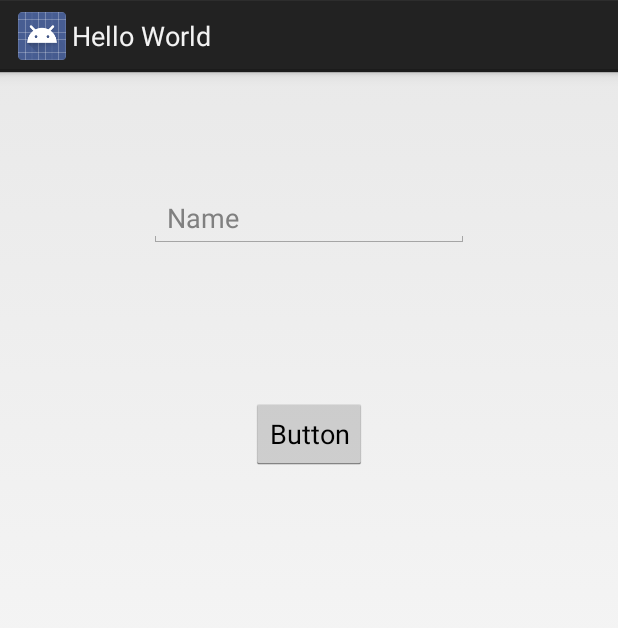
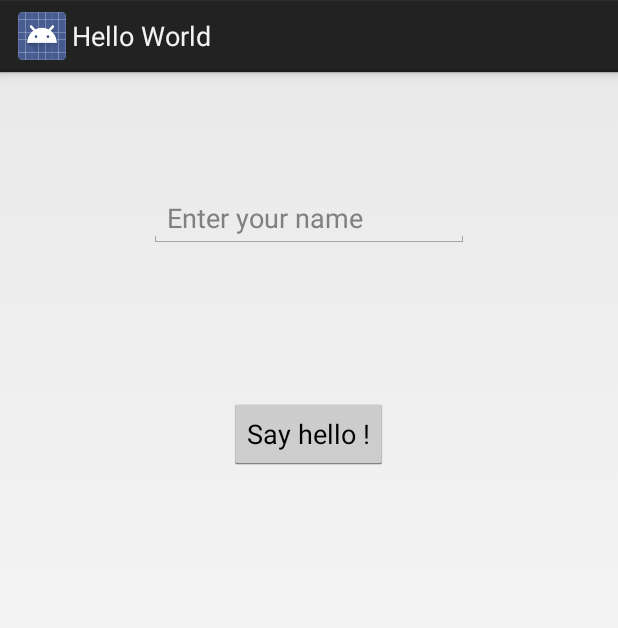
Before and after one commit to GautierLevert/Android-HelloWorld, an Android app: the screen it shows after launch (MainActivity), on a phone screen of 412 x 824 dp. Shown: the top 628 px of the screen. Run offline under Robolectric (Android 15) with nearby library versions, the phone set to English and light mode, and no system bars.

Commit message:
Add strings values

```diff
--- a/app/build.gradle
+++ b/app/build.gradle
@@ -1,12 +1,12 @@
 apply plugin: 'com.android.application'
 
 android {
-    compileSdkVersion 25
-    buildToolsVersion "25.0.2"
+    compileSdkVersion 26
+    buildToolsVersion "26.0.2"
     defaultConfig {
         applicationId "fr.iut_amiens.helloworld"
         minSdkVersion 16
-        targetSdkVersion 25
+        targetSdkVersion 26
         versionCode 1
         versionName "1.0"
         testInstrumentationRunner "android.support.test.runner.AndroidJUnitRunner"
--- a/app/src/main/java/fr/iut_amiens/helloworld/MainActivity.java
+++ b/app/src/main/java/fr/iut_amiens/helloworld/MainActivity.java
@@ -6,7 +6,6 @@ import android.os.Bundle;
 import android.view.View;
 import android.widget.Button;
 import android.widget.EditText;
-import android.widget.TextView;
 
 public class MainActivity extends Activity implements View.OnClickListener {
 
@@ -17,13 +16,16 @@ public class MainActivity extends Activity implements View.OnClickListener {
     @Override
     protected void onCreate(Bundle savedInstanceState) {
         super.onCreate(savedInstanceState);
-
         setContentView(R.layout.activity_main);
 
-        button = (Button) findViewById(R.id.button);
-        editText = (EditText) findViewById(R.id.editText);
+        bindViews();
 
         button.setOnClickListener(this);
+    }
+
+    private void bindViews() {
+        button = findViewById(R.id.button);
+        editText = findViewById(R.id.editText);
     }
 
     @Override
--- a/app/src/main/res/layout/activity_main.xml
+++ b/app/src/main/res/layout/activity_main.xml
@@ -17,16 +17,16 @@
         android:layout_below="@+id/editText"
         android:layout_centerHorizontal="true"
         android:layout_marginTop="100dp"
-        android:text="Button" />
+        android:text="@string/main_say_hello" />
 
     <EditText
         android:id="@+id/editText"
         android:layout_width="wrap_content"
         android:layout_height="wrap_content"
-        android:ems="10"
-        android:hint="Name"
-        android:inputType="textPersonName"
         android:layout_alignParentTop="true"
         android:layout_centerHorizontal="true"
-        android:layout_marginTop="62dp" />
+        android:layout_marginTop="62dp"
+        android:ems="10"
+        android:hint="@string/main_name_hint"
+        android:inputType="textPersonName" />
 </RelativeLayout>
--- a/app/src/main/res/values/strings.xml
+++ b/app/src/main/res/values/strings.xml
@@ -1,3 +1,6 @@
 <resources>
     <string name="app_name">Hello World</string>
+    <string name="main_say_hello">Say hello !</string>
+    <string name="main_hello_world">Hello World</string>
+    <string name="main_name_hint">Enter your name</string>
 </resources>
--- a/build.gradle
+++ b/build.gradle
@@ -5,7 +5,7 @@ buildscript {
         jcenter()
     }
     dependencies {
-        classpath 'com.android.tools.build:gradle:2.2.3'
+        classpath 'com.android.tools.build:gradle:2.3.3'
 
         // NOTE: Do not place your application dependencies here; they belong
         // in the individual module build.gradle files
```
Also changed, not shown: app/src/main/res/layout/activity_view.xml (+4 -4 lines), gradle/wrapper/gradle-wrapper.properties, 1 other file.
